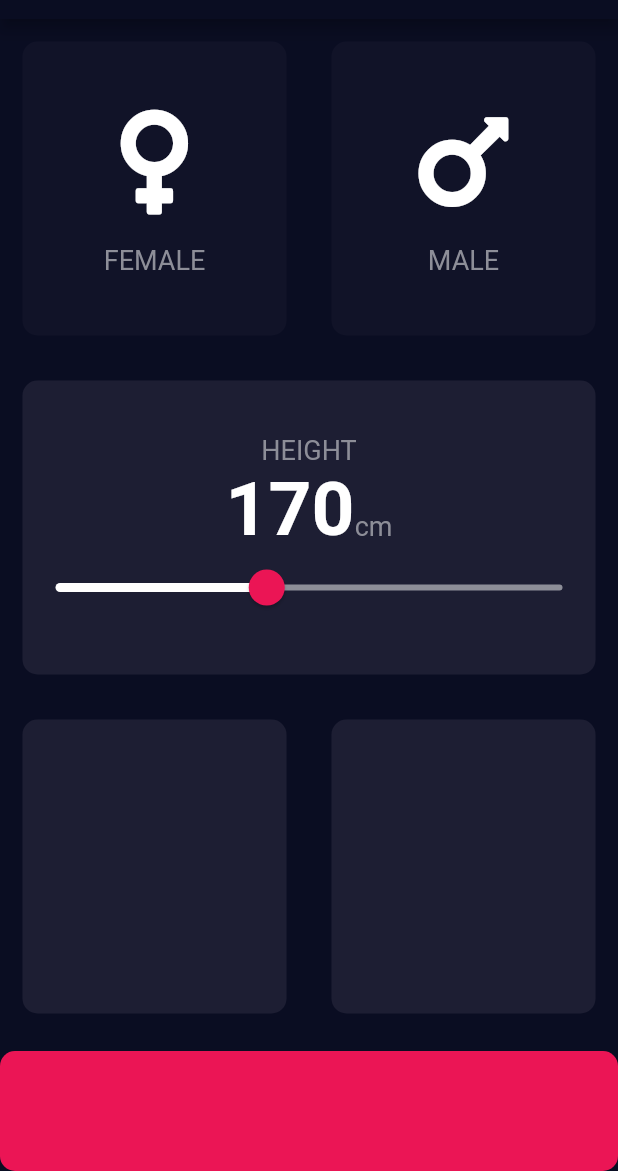
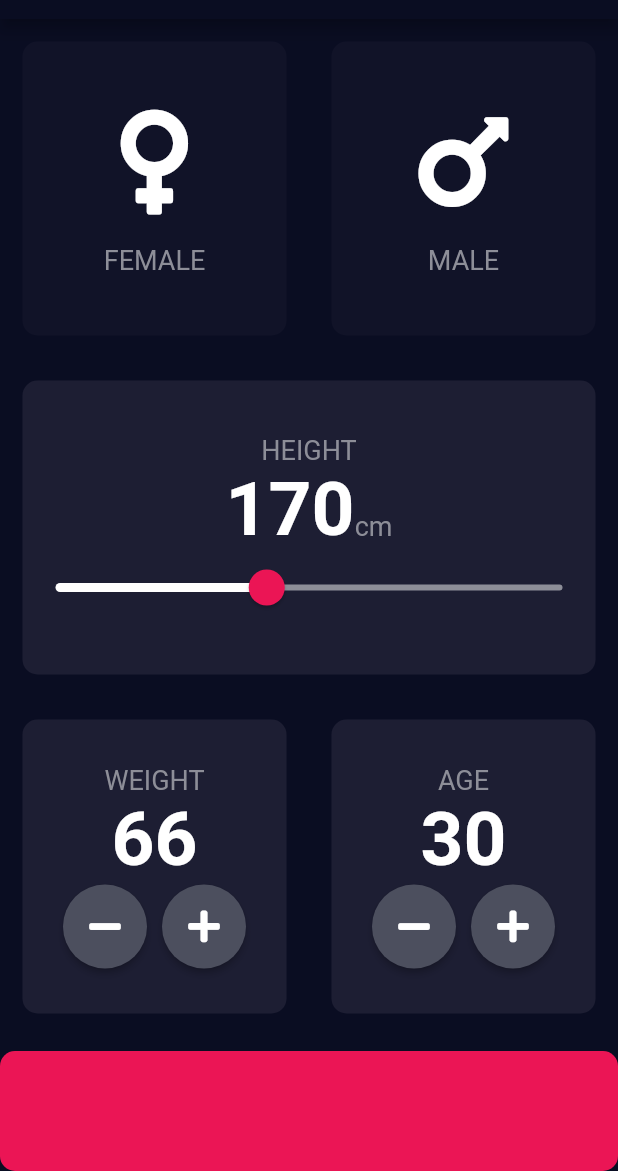
Before and after one commit to AsierDev/flutter-course-app-brewery, a Flutter app: the screen it shows after launch, on a phone screen of 412 x 824 dp, the part 65-1236 px from its top. Run offline on Flutter 3.47's test engine with Material 2 defaults, Android fonts, the phone set to English and light mode, and no system bars; our stand-ins replace audioplayers, font_awesome_flutter, rflutter_alert.

Commit message:
add weight and age

```diff
--- a/bmi-calculator-flutter/lib/screens/input_page.dart
+++ b/bmi-calculator-flutter/lib/screens/input_page.dart
@@ -2,8 +2,10 @@ import 'package:flutter/material.dart';
 import 'package:font_awesome_flutter/font_awesome_flutter.dart';
 
 import '../widgets/cards.dart';
+import '../widgets/card_content.dart';
 import '../widgets/slider.dart';
 import '../widgets/icon_content.dart';
+import '../widgets/round_icon_button.dart';
 import '../utils/constants.dart';
 
 enum Gender { female, male }
@@ -16,6 +18,8 @@ class InputPage extends StatefulWidget {
 class _InputPageState extends State<InputPage> {
   Gender selectedGender;
   int height = kInitialHeight;
+  int weight = kInitialWeight;
+  int age = kInitialAge;
 
   @override
   Widget build(BuildContext context) {
@@ -25,6 +29,7 @@ class _InputPageState extends State<InputPage> {
       ),
       body: Column(
         children: <Widget>[
+          // Gender Cards
           Expanded(
             child: Row(
               children: <Widget>[
@@ -56,6 +61,7 @@ class _InputPageState extends State<InputPage> {
               ],
             ),
           ),
+          // Height Card
           Expanded(
             child: Cards(
               color: kActiveCardColor,
@@ -90,19 +96,38 @@ class _InputPageState extends State<InputPage> {
               ),
             ),
           ),
+          // Weight and age Cards
           Expanded(
             child: Row(
               children: <Widget>[
+                // Weight
                 Expanded(
-                  child: Cards(color: kActiveCardColor),
+                  child: Cards(
+                    color: kActiveCardColor,
+                    cardChild: CardContent(
+                      amount: weight,
+                      text: 'Weight',
+                      onAdd: () => setState(() => weight++),
+                      onReduce: () => setState(() => weight--),
+                    ),
+                  ),
                 ),
+                // Age
                 Expanded(
-                  child: Cards(color: kActiveCardColor),
+                  child: Cards(
+                    color: kActiveCardColor,
+                    cardChild: CardContent(
+                      amount: age,
+                      text: 'Age',
+                      onAdd: () => setState(() => age++),
+                      onReduce: () => setState(() => age--),
+                    ),
+                  ),
                 ),
               ],
             ),
           ),
-          /* -------  Button ------ */
+          // Calculate Button
           Container(
             margin: EdgeInsets.only(top: 10.0),
             decoration: BoxDecoration(
--- a/bmi-calculator-flutter/lib/utils/constants.dart
+++ b/bmi-calculator-flutter/lib/utils/constants.dart
@@ -6,6 +6,7 @@ const kInactiveCardColor = Color(0xFF111328);
 const kButtonColor = Color(0xFFEB1555);
 const KActiveColor = Colors.white;
 const kDefaultInactiveColor = Color(0xFF8D8E98);
+const kRoundButton = Color(0xFF4C4F5E);
 
 // Text Styles
 const kLabelTextStyle = TextStyle(
@@ -20,5 +21,8 @@ const kNumbersTextStyle = TextStyle(
 
 //Values
 int kInitialHeight = 170;
+int kInitialWeight = 66;
+int kInitialAge = 30;
 double kMinHeight = 120.0;
 double kMaxHeight = 240.0;
+double kButtonIconSize = 56.0;
```
